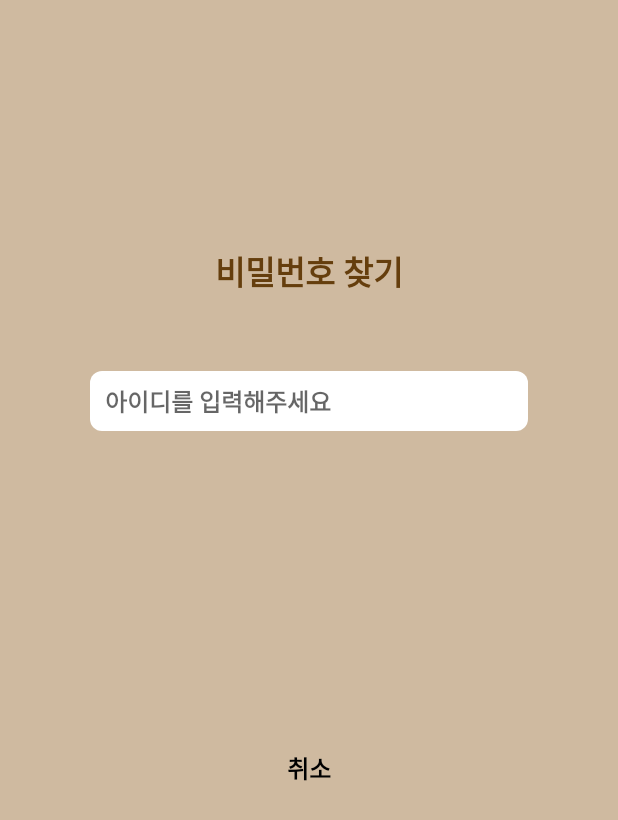
After one commit to imcodding/thank_diary_android, an Android app: the FindPasswordActivity screen opened directly, with no data from a screen before it, on a phone screen of 412 x 824 dp. The commit adds this screen. Shown: the top 820 px of the screen. Run offline under Robolectric (Android 15) with nearby library versions, the phone set to English and light mode, and no system bars; our stand-ins replace Firebase (no records; nobody signed in at launch, a user with empty details on screens opened directly).

Commit message:
#39 비밀번호 찾기 추가

```diff
--- a/thankDiary/app/src/main/java/com/mia/thankdiary/src/login/LoginActivity.java
+++ b/thankDiary/app/src/main/java/com/mia/thankdiary/src/login/LoginActivity.java
@@ -14,6 +14,7 @@ import com.mia.thankdiary.src.login.models.LoginResponse;
 import com.mia.thankdiary.src.login.service.LoginService;
 import com.mia.thankdiary.src.main.MainActivity;
 import com.mia.thankdiary.src.signup.SignUpActivity;
+import com.mia.thankdiary.src.user.FindPasswordActivity;
 import com.mia.thankdiary.util.HashUtil;
 
 import java.security.NoSuchAlgorithmException;
@@ -46,6 +47,8 @@ public class LoginActivity extends BaseActivity<ActivityLoginBinding> implements
         });
         // 비밀번호 찾기
         binding.loginTvFindPassword.setOnClickListener(v -> {
+            Intent intent = new Intent(this, FindPasswordActivity.class);
+            startActivity(intent);
         });
         // 로그인 버튼 클릭
         binding.loginTvBtn.setOnClickListener(v -> {
--- a/thankDiary/app/src/main/java/com/mia/thankdiary/src/login/models/LoginResponse.java
+++ b/thankDiary/app/src/main/java/com/mia/thankdiary/src/login/models/LoginResponse.java
@@ -64,7 +64,7 @@ public class LoginResponse implements Serializable {
         HashMap<String, Object> map = new HashMap<>();
         map.put("userId", userId);
         map.put("hash", hash);
-        map.put("question", questionNo);
+        map.put("questionNo", questionNo);
         map.put("questionAnswer", questionAnswer);
 
         return map;
--- /dev/null
+++ b/thankDiary/app/src/main/java/com/mia/thankdiary/src/user/interfaces/FindPasswordActivityView.java
@@ -0,0 +1,11 @@
+package com.mia.thankdiary.src.user.interfaces;
+
+import com.mia.thankdiary.src.login.models.LoginResponse;
+
+public interface FindPasswordActivityView {
+    void checkIdSuccess(int code, LoginResponse response);
+    void checkIdFailure(String message);
+
+    void changePasswordSuccess(int code);
+    void changePasswordFailure(String message);
+}
--- /dev/null
+++ b/thankDiary/app/src/main/res/layout/activity_find_password.xml
@@ -0,0 +1,113 @@
+<?xml version="1.0" encoding="utf-8"?>
+<androidx.constraintlayout.widget.ConstraintLayout xmlns:android="http://schemas.android.com/apk/res/android"
+    xmlns:app="http://schemas.android.com/apk/res-auto"
+    android:layout_width="match_parent"
+    android:layout_height="match_parent"
+    android:background="@color/brown">
+
+    <TextView
+        android:id="@+id/find_pw_tv_title"
+        style="@style/Text.TitleStyle"
+        android:layout_width="wrap_content"
+        android:layout_height="wrap_content"
+        android:text="@string/find_pw_title"
+        android:textColor="@color/brown_dark"
+        app:layout_constraintEnd_toEndOf="parent"
+        app:layout_constraintStart_toStartOf="parent"
+        app:layout_constraintTop_toTopOf="@+id/find_pw_guide_top" />
+
+    <EditText
+        android:id="@+id/find_pw_et_id"
+        style="@style/Text.ContentStyle"
+        android:layout_width="match_parent"
+        android:layout_height="@dimen/input_box_height"
+        android:layout_marginHorizontal="@dimen/input_box_margin_horizontal"
+        android:layout_marginTop="@dimen/input_box_between_text_margin_top"
+        android:background="@drawable/bg_input_box"
+        android:hint="@string/sign_up_id_hint"
+        android:imeOptions="actionDone"
+        android:inputType="text"
+        android:paddingHorizontal="@dimen/input_box_padding_horizontal"
+        app:layout_constraintTop_toBottomOf="@+id/find_pw_tv_title" />
+
+    <Spinner
+        android:id="@+id/find_pw_spinner_question"
+        android:layout_width="match_parent"
+        android:layout_height="@dimen/input_box_height"
+        android:layout_marginHorizontal="@dimen/input_box_margin_horizontal"
+        android:layout_marginTop="@dimen/input_box_margin_top"
+        android:background="@drawable/bg_input_box"
+        android:visibility="invisible"
+        app:layout_constraintTop_toBottomOf="@+id/find_pw_et_id" />
+
+    <EditText
+        android:id="@+id/find_pw_et_question_answer"
+        style="@style/Text.ContentStyle"
+        android:layout_width="match_parent"
+        android:layout_height="@dimen/input_box_height"
+        android:layout_marginHorizontal="@dimen/input_box_margin_horizontal"
+        android:layout_marginTop="@dimen/input_box_margin_top"
+        android:background="@drawable/bg_input_box"
+        android:hint="@string/sign_up_question_hint"
+        android:imeOptions="actionDone"
+        android:inputType="text"
+        android:paddingHorizontal="@dimen/input_box_padding_horizontal"
+        android:visibility="invisible"
+        app:layout_constraintTop_toBottomOf="@+id/find_pw_spinner_question" />
+
+    <EditText
+        android:id="@+id/find_pw_et_new"
+        style="@style/Text.ContentStyle"
+        android:layout_width="match_parent"
+        android:layout_height="@dimen/input_box_height"
+        android:layout_marginHorizontal="@dimen/input_box_margin_horizontal"
+        android:layout_marginTop="@dimen/input_box_margin_top"
+        android:background="@drawable/bg_input_box"
+        android:hint="@string/find_pw_new_hint"
+        android:imeOptions="actionNext"
+        android:inputType="textPassword"
+        android:paddingHorizontal="@dimen/input_box_padding_horizontal"
+        android:visibility="invisible"
+        app:layout_constraintTop_toBottomOf="@+id/find_pw_et_question_answer" />
+
+    <EditText
+        android:id="@+id/find_pw_et_new_check"
+        style="@style/Text.ContentStyle"
+        android:layout_width="match_parent"
+        android:layout_height="@dimen/input_box_height"
+        android:layout_marginHorizontal="@dimen/input_box_margin_horizontal"
+        android:layout_marginTop="@dimen/input_box_margin_top"
+        android:background="@drawable/bg_input_box"
+        android:hint="@string/find_pw_new_check_hint"
+        android:imeOptions="actionDone"
+        android:inputType="textPassword"
+        android:paddingHorizontal="@dimen/input_box_padding_horizontal"
+        android:visibility="invisible"
+        app:layout_constraintTop_toBottomOf="@+id/find_pw_et_new" />
+
+    <TextView
+        style="@style/Text.ContentStyle"
+        android:layout_width="@dimen/text_cancel_size"
+        android:layout_height="@dimen/text_cancel_size"
+        android:gravity="center"
+        android:text="@string/sign_up_cancel"
+        app:layout_constraintEnd_toEndOf="parent"
+        app:layout_constraintStart_toStartOf="parent"
+        app:layout_constraintTop_toBottomOf="@+id/find_pw_et_new_check" />
+
+    <androidx.constraintlayout.widget.Guideline
+        android:id="@+id/find_pw_guide_top"
+        android:layout_width="wrap_content"
+        android:layout_height="wrap_content"
+        android:orientation="horizontal"
+        app:layout_constraintGuide_percent="0.2" />
+
+    <androidx.constraintlayout.widget.Guideline
+        android:id="@+id/find_pw_guide_middle"
+        android:layout_width="wrap_content"
+        android:layout_height="wrap_content"
+        android:orientation="horizontal"
+        app:layout_constraintGuide_percent="0.5" />
+
+
+</androidx.constraintlayout.widget.ConstraintLayout>
--- a/thankDiary/app/src/main/res/values/dimen.xml
+++ b/thankDiary/app/src/main/res/values/dimen.xml
@@ -25,4 +25,7 @@
     <dimen name="item_question_padding_vertical">5dp</dimen>
     <dimen name="text_width">100dp</dimen>
 
+    <!-- findPassword activity -->
+    <dimen name="text_cancel_size">50dp</dimen>
+
 </resources>
--- a/thankDiary/app/src/main/res/values/strings.xml
+++ b/thankDiary/app/src/main/res/values/strings.xml
@@ -47,4 +47,10 @@
     <string name="second">"2. "</string>
     <string name="third">"3. "</string>
 
+    <string name="find_pw_title">비밀번호 찾기</string>
+    <string name="find_pw_new_hint">새 비밀번호를 입력해주세요.</string>
+    <string name="find_pw_new_check_hint">새 비밀번호를 재입력해주세요.</string>
+    <string name="find_pw_question_check">질문의 답이 틀렸습니다.</string>
+    <string name="change_pw_success">비밀번호가 변경되었습니다.</string>
+    <string name="change_pw_failure">비밀번호 변경이 실패하였습니다.</string>
 </resources>
```
Also changed, not shown: thankDiary/app/src/main/AndroidManifest.xml (+7 -4 lines), thankDiary/app/src/main/java/com/mia/thankdiary/src/user/FindPasswordActivity.java (added, +190 -0 lines), thankDiary/app/src/main/java/com/mia/thankdiary/src/user/service/FindPasswordService.java (added, +62 -0 lines).
